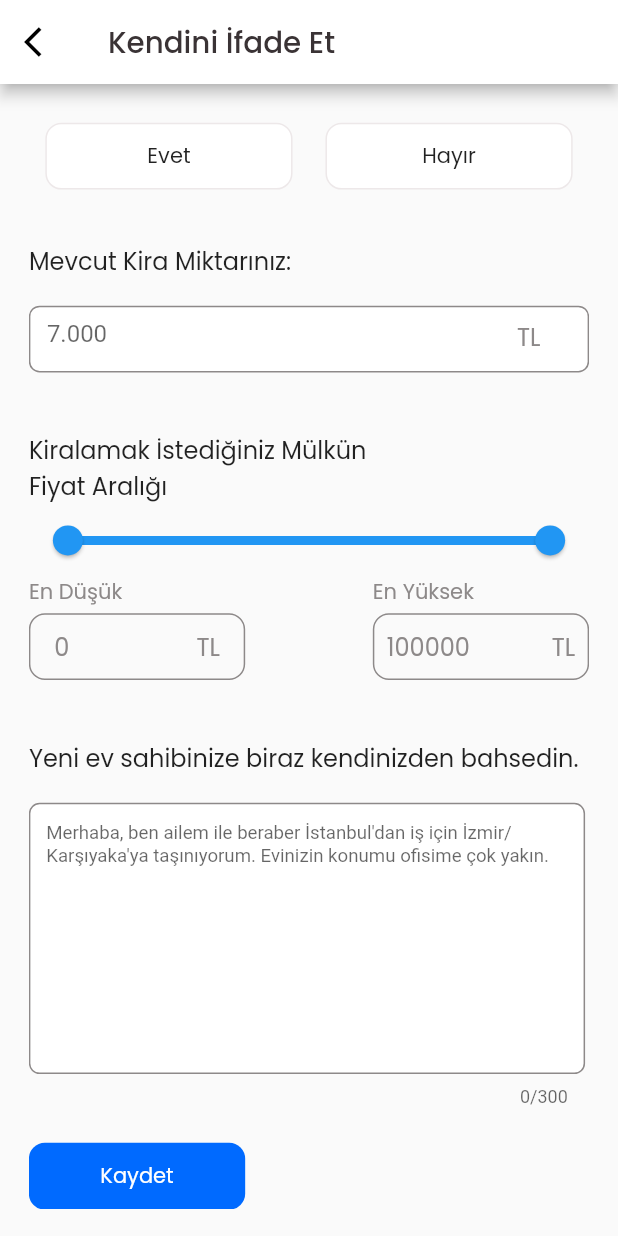
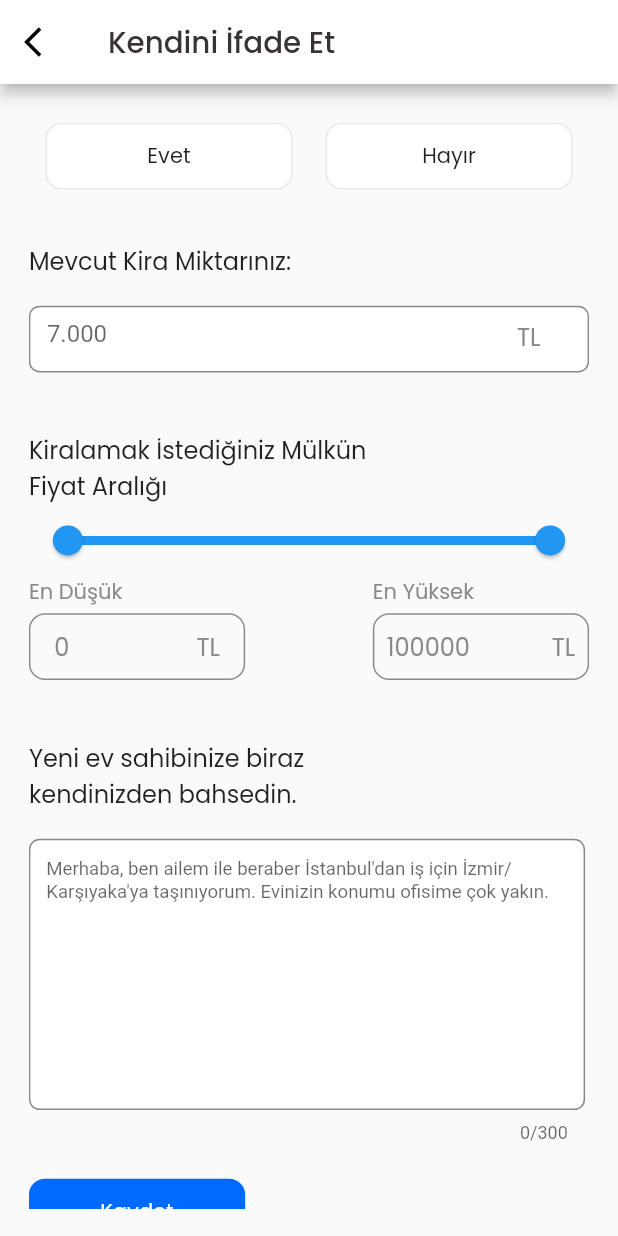
Before and after one commit to onurgurell/tenant_app, a Flutter app: the ExpressYourSelfPage screen opened by its route, scrolled down 976 dp, on a phone screen of 412 x 824 dp. Run offline on Flutter 3.47's test engine with Material 2 defaults, Android fonts, the light colour scheme and no system bars; our stand-ins replace flutter_screenutil, get_it, google_fonts, image_picker.

Commit message:
create base widget

```diff
--- a/lib/presentation/express_yourself/widgets/explain_yourself_area.dart
+++ b/lib/presentation/express_yourself/widgets/explain_yourself_area.dart
@@ -3,6 +3,7 @@ import 'package:flutter_screenutil/flutter_screenutil.dart';
 import 'package:tenant_app/core/constants/app_strings.dart';
 import 'package:tenant_app/core/theme/theme.dart';
 import 'package:tenant_app/extensions/context_extension.dart';
+import 'package:tenant_app/ui_kit/base_area/base_area.dart';
 import 'package:tenant_app/ui_kit/text/text_withgooglefonts.dart';
 
 class ExplainYourSelfArea extends StatelessWidget {
@@ -11,13 +12,9 @@ class ExplainYourSelfArea extends StatelessWidget {
   @override
   Widget build(BuildContext context) {
     const height = 200.0;
-    return Column(
-      crossAxisAlignment: CrossAxisAlignment.start,
-      children: [
-        TextStyleGenerator(
-          text: AppStrings.explainYourSelfTitle,
-          fontSize: 18.sp,
-        ),
+    return BaseArea(
+      title: AppStrings.explainYourSelfTitle,
+      widget: [
         SizedBox(height: 20.h),
         SizedBox(
           height: height,
--- a/lib/presentation/express_yourself/widgets/income_area.dart
+++ b/lib/presentation/express_yourself/widgets/income_area.dart
@@ -4,6 +4,7 @@ import 'package:provider/provider.dart';
 import 'package:tenant_app/core/constants/app_strings.dart';
 import 'package:tenant_app/core/theme/theme.dart';
 import 'package:tenant_app/extensions/context_extension.dart';
+import 'package:tenant_app/ui_kit/base_area/base_area.dart';
 import 'package:tenant_app/ui_kit/button/choose_button.dart';
 import 'package:tenant_app/ui_kit/text/text_withgooglefonts.dart';
 import 'package:tenant_app/view_model/express_yourself_view_model.dart';
@@ -15,13 +16,9 @@ class IncomeArea extends StatelessWidget {
   Widget build(BuildContext context) {
     return Consumer<ExpressYourselfViewModel>(
       builder: (context, viewModel, child) {
-        return Column(
-          crossAxisAlignment: CrossAxisAlignment.start,
-          children: [
-            TextStyleGenerator(
-              text: AppStrings.incomeHaveTitle,
-              fontSize: 18.sp,
-            ),
+        return BaseArea(
+          title: AppStrings.incomeHaveTitle,
+          widget: [
             SizedBox(height: 20.h),
             Row(
               mainAxisAlignment: MainAxisAlignment.spaceAround,
--- a/lib/presentation/express_yourself/widgets/price_range_area.dart
+++ b/lib/presentation/express_yourself/widgets/price_range_area.dart
@@ -4,6 +4,7 @@ import 'package:provider/provider.dart';
 import 'package:tenant_app/core/constants/app_strings.dart';
 import 'package:tenant_app/core/theme/theme.dart';
 import 'package:tenant_app/extensions/context_extension.dart';
+import 'package:tenant_app/ui_kit/base_area/base_area.dart';
 import 'package:tenant_app/ui_kit/text/text_withgooglefonts.dart';
 import 'package:tenant_app/view_model/express_yourself_view_model.dart';
 
@@ -15,16 +16,9 @@ class PriceRangeArea extends StatelessWidget {
     return Consumer<ExpressYourselfViewModel>(
       builder: (context, viewModel, child) {
         final currentRange = viewModel.currentRangeValues;
-        return Column(
-          crossAxisAlignment: CrossAxisAlignment.start,
-          children: [
-            SizedBox(
-              width: context.getDynmaicWidth(.6),
-              child: TextStyleGenerator(
-                text: AppStrings.priceWantAreaTitle,
-                fontSize: 18.sp,
-              ),
-            ),
+        return BaseArea(
+          title: AppStrings.priceWantAreaTitle,
+          widget: [
             RangeSlider(
               values: currentRange,
               max: 100000,
--- a/lib/presentation/express_yourself/widgets/salary_or_rent_area.dart
+++ b/lib/presentation/express_yourself/widgets/salary_or_rent_area.dart
@@ -2,6 +2,7 @@ import 'package:flutter/material.dart';
 import 'package:flutter_screenutil/flutter_screenutil.dart';
 import 'package:tenant_app/core/constants/app_strings.dart';
 import 'package:tenant_app/core/theme/theme.dart';
+import 'package:tenant_app/ui_kit/base_area/base_area.dart';
 import 'package:tenant_app/ui_kit/text/text_withgooglefonts.dart';
 
 class SalaryOrRentArea extends StatelessWidget {
@@ -15,13 +16,9 @@ class SalaryOrRentArea extends StatelessWidget {
 
   @override
   Widget build(BuildContext context) {
-    return Column(
-      crossAxisAlignment: CrossAxisAlignment.start,
-      children: [
-        TextStyleGenerator(
-          text: title,
-          fontSize: 18.sp,
-        ),
+    return BaseArea(
+      title: title,
+      widget: [
         SizedBox(height: 20.h),
         SizedBox(
           height: 50.h,
--- /dev/null
+++ b/lib/ui_kit/base_area/base_area.dart
@@ -0,0 +1,31 @@
+import 'package:flutter/material.dart';
+import 'package:flutter_screenutil/flutter_screenutil.dart';
+import 'package:tenant_app/extensions/context_extension.dart';
+import 'package:tenant_app/ui_kit/text/text_withgooglefonts.dart';
+
+class BaseArea extends StatelessWidget {
+  const BaseArea({
+    super.key,
+    required this.title,
+    required this.widget,
+  });
+  final String title;
+  final List<Widget> widget;
+
+  @override
+  Widget build(BuildContext context) {
+    return Column(
+      crossAxisAlignment: CrossAxisAlignment.start,
+      children: [
+        SizedBox(
+          width: context.getDynmaicWidth(.6),
+          child: TextStyleGenerator(
+            text: title,
+            fontSize: 18.sp,
+          ),
+        ),
+        ...widget
+      ],
+    );
+  }
+}
--- a/lib/view_model/express_yourself_view_model.dart
+++ b/lib/view_model/express_yourself_view_model.dart
@@ -21,7 +21,6 @@ class ExpressYourselfViewModel extends ChangeNotifier {
   int get selectedPetButton => _selectedPetNoButton;
   int get selectedIncomeButton => _selectedIncomeButton;
   bool get isSelected => _isSelected;
-
   RangeValues get currentRangeValues => _currentRangeValues;
   File? get image => _image;
   String? get dateTime => _dateTime;
```
Also changed, not shown: lib/presentation/express_yourself/widgets/education_area.dart (+4 -8 lines), lib/presentation/express_yourself/widgets/gender_area.dart (+4 -8 lines), lib/presentation/express_yourself/widgets/pet_area.dart (+4 -7 lines).
